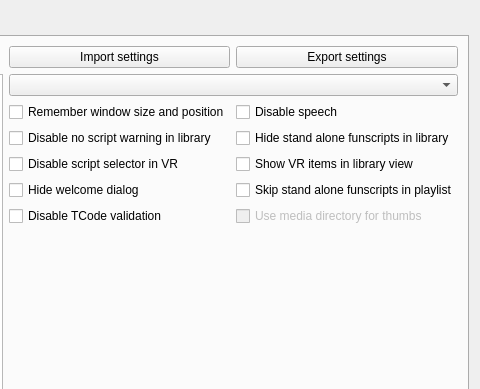
First picture: the form in src/settings.ui, repository jcfain/XTPlayer, before the edit; both pictures show x 782 to 1262 and y 0 to 389 of the 1262 by 685 pixel window.
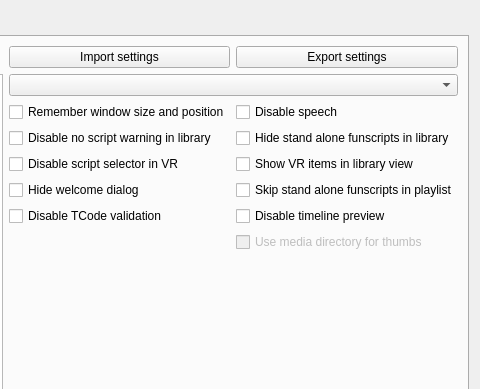
Second picture: the form after the edit. The open tabs and pages were chosen to show the change. Icons and pictures are not drawn.

Commit message: Add option to disable timeline video preview.

What changed in the file:
```diff
--- a/src/settings.ui
+++ b/src/settings.ui
@@ -1130,19 +1130,6 @@
          </property>
         </widget>
        </item>
-       <item row="6" column="10">
-        <widget class="QCheckBox" name="useMediaDirectoryCheckbox">
-         <property name="enabled">
-          <bool>false</bool>
-         </property>
-         <property name="toolTip">
-          <string>I didnt get a chance to test this option. If checked XTP will generate the thumbfiles  in the same folder as video. videoname.jpg</string>
-         </property>
-         <property name="text">
-          <string>Use media directory for thumbs</string>
-         </property>
-        </widget>
-       </item>
        <item row="5" column="9">
         <widget class="QCheckBox" name="hideWelcomeDialog">
          <property name="text">
@@ -1198,6 +1185,26 @@
          </property>
         </widget>
        </item>
+       <item row="7" column="10">
+        <widget class="QCheckBox" name="useMediaDirectoryCheckbox">
+         <property name="enabled">
+          <bool>false</bool>
+         </property>
+         <property name="toolTip">
+          <string>I didnt get a chance to test this option. If checked XTP will generate the thumbfiles  in the same folder as video. videoname.jpg</string>
+         </property>
+         <property name="text">
+          <string>Use media directory for thumbs</string>
+         </property>
+        </widget>
+       </item>
+       <item row="6" column="10">
+        <widget class="QCheckBox" name="disableTimeLinePreviewChk">
+         <property name="text">
+          <string>Disable timeline preview</string>
+         </property>
+        </widget>
+       </item>
       </layout>
      </widget>
      <widget class="QWidget" name="helpTab">
```
The commit also changes 5 other files.
